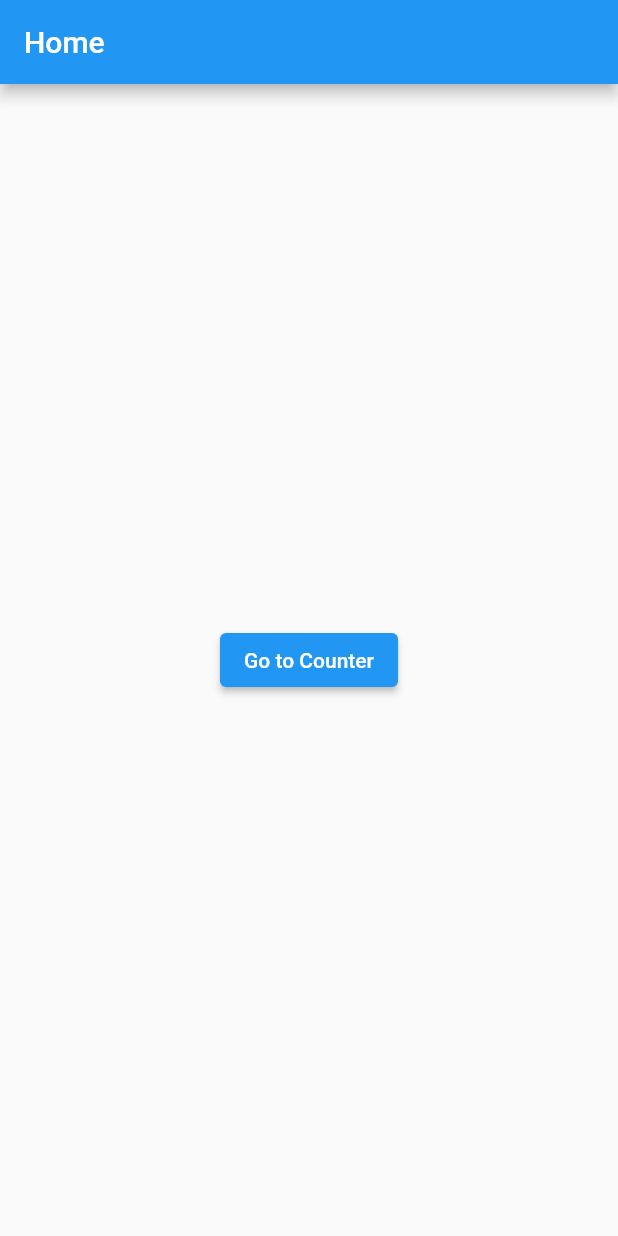
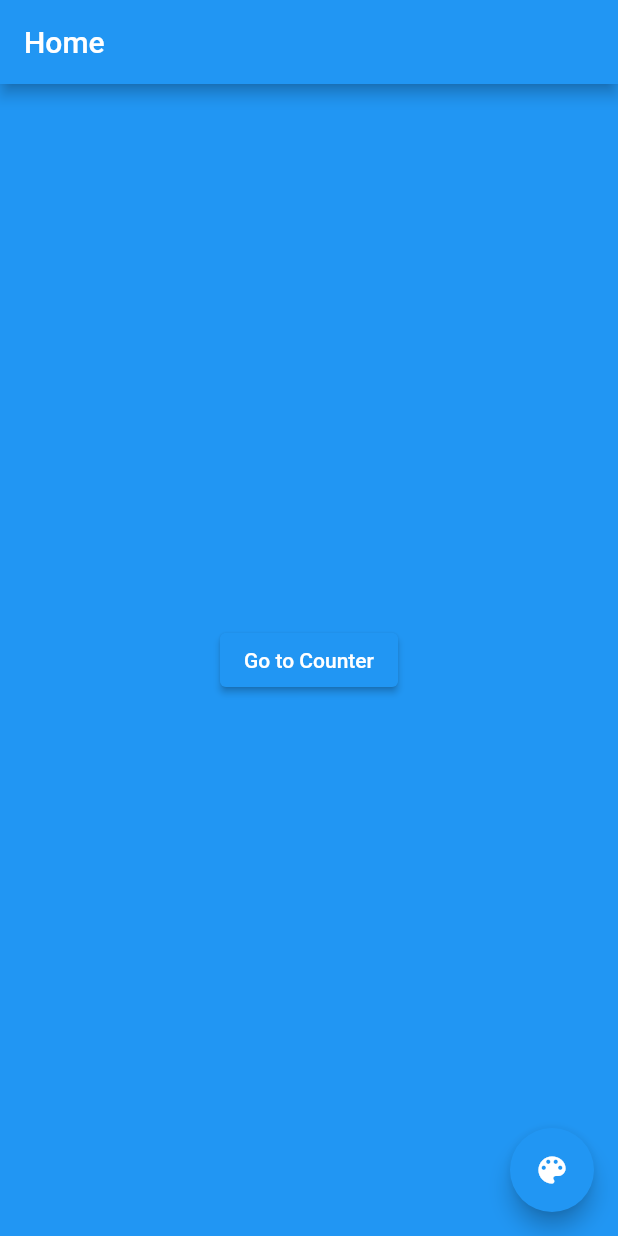
Before and after one commit to pvc97/getx-base, a Flutter app: the screen it shows after launch, on a phone screen of 412 x 824 dp. Run offline on Flutter 3.47's test engine with Material 2 defaults, Android fonts, the phone set to English and light mode, and no system bars; our stand-ins replace get.

Commit message:
Change home screen bg color.

```diff
--- /dev/null
+++ b/lib/models/bg_color.dart
@@ -0,0 +1 @@
+enum BgColor { red, green, blue }
--- a/lib/presentations/home/home_screen.dart
+++ b/lib/presentations/home/home_screen.dart
@@ -1,4 +1,6 @@
+import 'package:demo_getx/presentations/home/home_controller.dart';
 import 'package:demo_getx/router/app_route.dart';
+import 'package:demo_getx/utils/extensions/bg_color_ext.dart';
 import 'package:flutter/material.dart';
 import 'package:get/get.dart';
 
@@ -7,7 +9,11 @@ class HomeScreen extends StatelessWidget {
 
   @override
   Widget build(BuildContext context) {
-    return Scaffold(
+    final homeController = Get.find<HomeController>();
+
+    return Obx(
+      () => Scaffold(
+        backgroundColor: homeController.color.value.bgColor,
         appBar: AppBar(
           title: const Text('Home'),
         ),
@@ -19,6 +25,13 @@ class HomeScreen extends StatelessWidget {
             child: const Text('Go to Counter'),
           ),
         ),
+        floatingActionButton: FloatingActionButton(
+          onPressed: () {
+            homeController.changeColor();
+          },
+          child: const Icon(Icons.color_lens),
+        ),
+      ),
     );
   }
 }
```
Also changed, not shown: lib/presentations/home/home_controller.dart (+18 -1 lines), lib/utils/extensions/bg_color_ext.dart (added, +26 -0 lines). Lines whose indentation alone changed are shown as unchanged.
